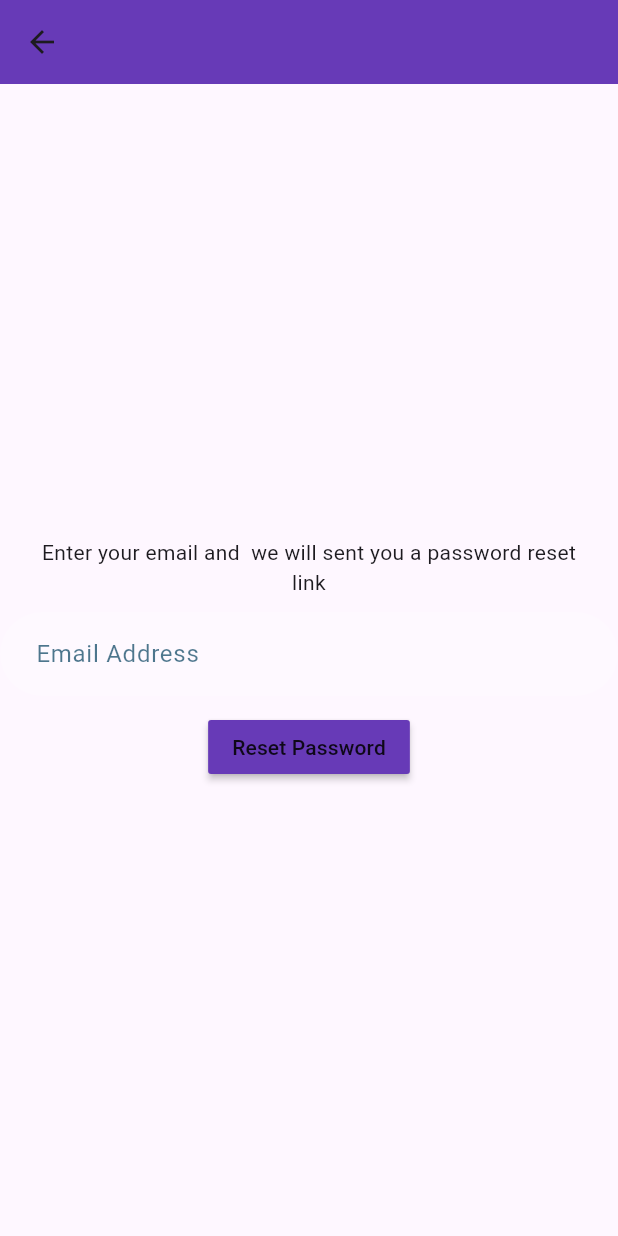
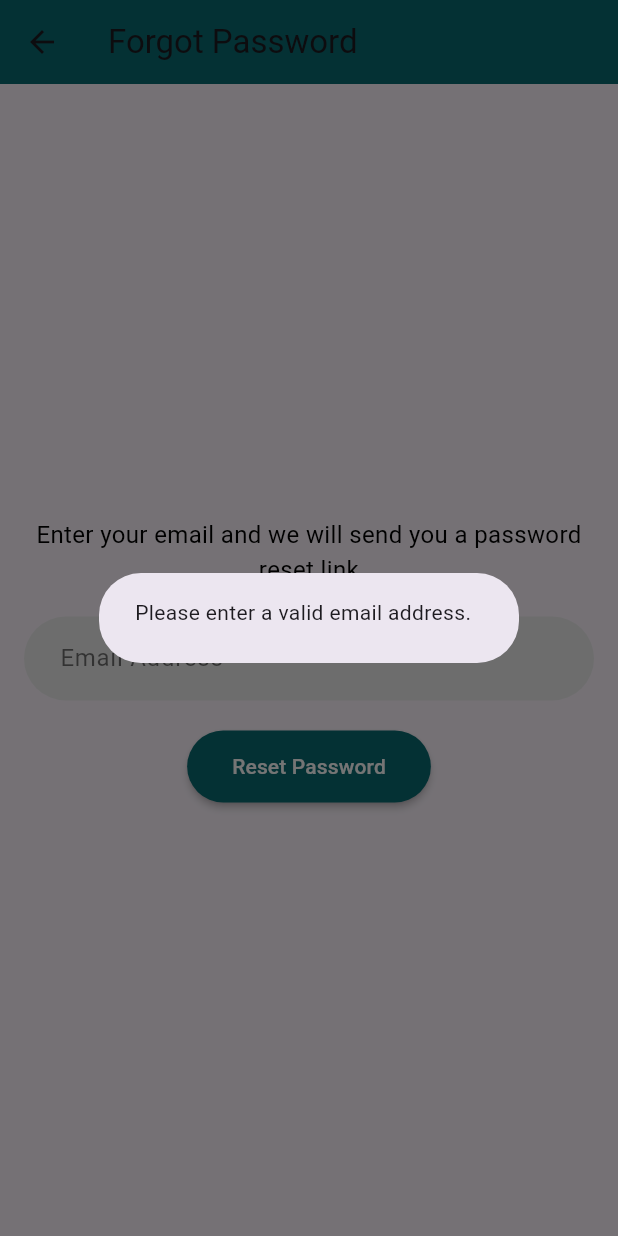
Before and after one commit to SanmuganathanLathusan/bus_tracker, a Flutter app: the ForgotPassword screen opened directly, after a tap on "Reset Password", on a phone screen of 412 x 824 dp. Run offline on Flutter 3.47's test engine with Material 3 defaults, Android fonts, the phone set to English and light mode, and no system bars; our stand-ins replace firebase_auth, firebase_core; accounts and stored records are empty.

Commit message:
add some files

```diff
--- a/lib/screens/Forgot_password.dart
+++ b/lib/screens/Forgot_password.dart
@@ -1,4 +1,5 @@
 import 'package:flutter/material.dart';
+import 'package:firebase_auth/firebase_auth.dart';
 
 class ForgotPassword extends StatefulWidget {
   const ForgotPassword({super.key});
@@ -8,40 +9,81 @@ import 'package:flutter/material.dart';
 }
 
 class _ForgotPasswordState extends State<ForgotPassword> {
-  final _emailController=TextEditingController();
+  final _emailController = TextEditingController();
+
   @override
   void dispose() {
     _emailController.dispose();
-    // TODO: implement dispose
     super.dispose();
   }
 
+  Future passwordReset() async {
+    final email = _emailController.text.trim();
+
+    // Validate email before sending
+    if (email.isEmpty || !email.contains('@')) {
+      showDialog(
+        context: context,
+        builder: (context) {
+          return const AlertDialog(
+            content: Text("Please enter a valid email address."),
+          );
+        },
+      );
+      return;
+    }
+
+    try {
+      await FirebaseAuth.instance.sendPasswordResetEmail(email: email);
+
+      showDialog(
+        context: context,
+        builder: (context) {
+          return const AlertDialog(
+            content: Text("Password reset link sent! Check your email."),
+          );
+        },
+      );
+    } on FirebaseAuthException catch (e) {
+      showDialog(
+        context: context,
+        builder: (context) {
+          return AlertDialog(
+            content: Text(e.message.toString()),
+          );
+        },
+      );
+    }
+  }
 
   @override
   Widget build(BuildContext context) {
     return Scaffold(
       appBar: AppBar(
-        backgroundColor:Colors.deepPurple,
+        backgroundColor: const Color.fromARGB(255, 9, 106, 113),
         elevation: 0,
+        title: const Text("Forgot Password"),
       ),
-      body: Column(
+      body: Padding(
+        padding: const EdgeInsets.all(16.0),
+        child: Column(
           mainAxisAlignment: MainAxisAlignment.center,
           children: [
-        Padding(
-          padding: const EdgeInsets.symmetric(horizontal: 25.0),
-          child: Text("Enter your email and  we will sent you a password reset link",
+            const Text(
+              "Enter your email and we will send you a password reset link",
+              style: TextStyle(color: Colors.black, fontSize: 16),
               textAlign: TextAlign.center,
             ),
-        ),
-        SizedBox(height: 10),
+            const SizedBox(height: 20),
+
             // Email TextField
             TextField(
               controller: _emailController,
               decoration: InputDecoration(
                 filled: true,
-                      fillColor: Colors.white.withOpacity(0.2),
+                fillColor: Colors.grey[200],
                 hintText: "Email Address",
-                      hintStyle: const TextStyle(color: Color.fromARGB(179, 2, 62, 92)),
+                hintStyle: const TextStyle(color: Colors.black54),
                 border: OutlineInputBorder(
                   borderRadius: BorderRadius.circular(30),
                   borderSide: BorderSide.none,
@@ -51,14 +93,27 @@ class _ForgotPasswordState extends State<ForgotPassword> {
                   vertical: 16,
                 ),
               ),
-                    style: const TextStyle(color: Colors.white),
+              keyboardType: TextInputType.emailAddress,
+              style: const TextStyle(color: Colors.black),
             ),
-                   SizedBox(height: 10),
-                  MaterialButton(onPressed:(){},
-                  child: Text("Reset Password"),
-                  color:Colors.deepPurple,
-                  )
-      ],)
+
+            const SizedBox(height: 20),
+
+            MaterialButton(
+              onPressed: passwordReset,
+              child: const Text(
+                "Reset Password",
+                style: TextStyle(color: Colors.white),
+              ),
+              color: const Color.fromARGB(255, 9, 106, 113),
+              shape: RoundedRectangleBorder(
+                borderRadius: BorderRadius.circular(30),
+              ),
+              padding: const EdgeInsets.symmetric(horizontal: 30, vertical: 14),
+            ),
+          ],
+        ),
+      ),
     );
   }
 }
--- a/pubspec.yaml
+++ b/pubspec.yaml
@@ -31,9 +31,8 @@ dependencies:
   flutter:
     sdk: flutter
 
-
-
-
+  firebase_core: ^4.1.1   # latest version at the time
+  firebase_auth: 6.1.0
   cupertino_icons: ^1.0.8
   intl: ^0.18.0
 
```
Also changed, not shown: lib/main.dart (+22 -1 lines), lib/screens/firebase_options.dart (added), pubspec.lock, 7 other files. Lines whose indentation alone changed are shown as unchanged.
